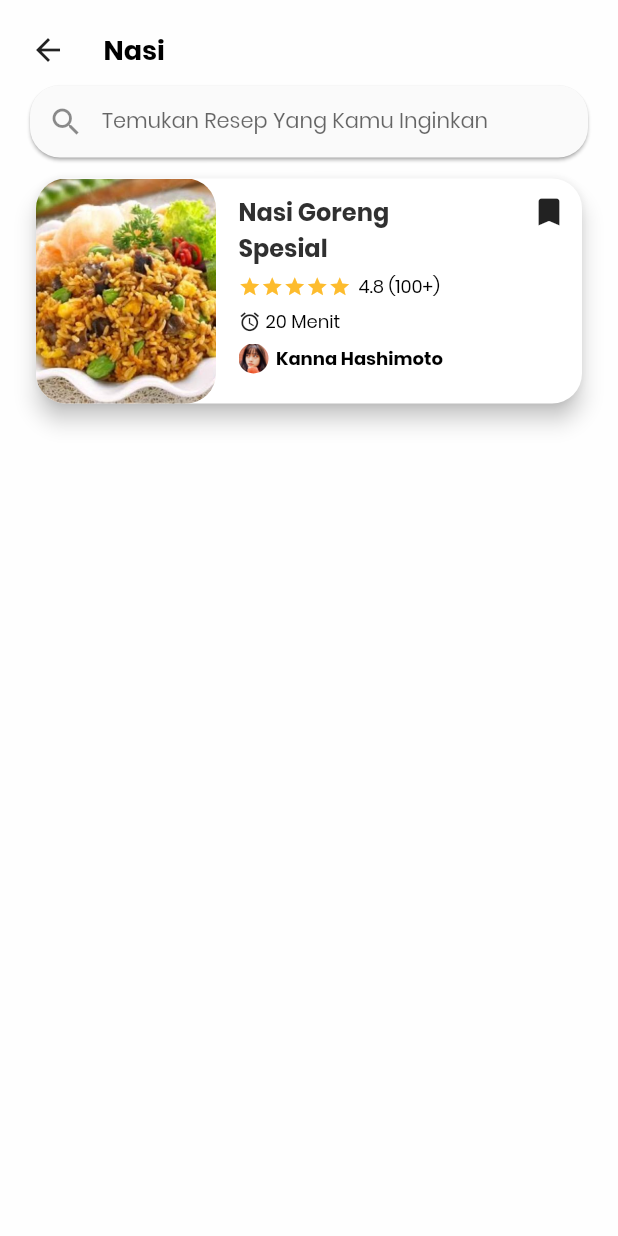
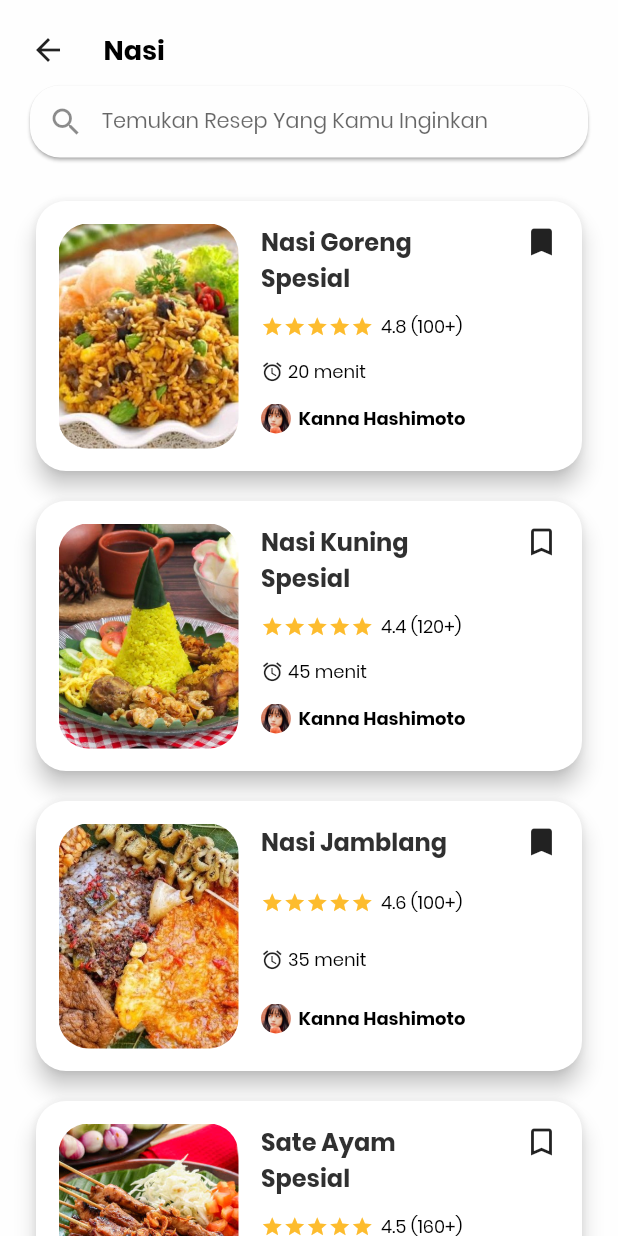
Before and after one commit to ravihabibillah/recipe_app_ui, a Flutter app: the SearchList screen opened directly, on a phone screen of 412 x 824 dp. Run offline on Flutter 3.47's test engine with Material 2 defaults, Android fonts, the light colour scheme and no system bars; our stand-ins replace flutter_svg.

Commit message:
Search Card agak dinamis dan icon search bisa berpindah halaman

```diff
--- a/lib/main.dart
+++ b/lib/main.dart
@@ -10,7 +10,6 @@ import 'package:recipe_app_ui/widgets/recipe_card.dart';
 import './widgets/image_circle.dart';
 import './widgets/category_card.dart';
 
-var _currentIndex;
 void main() {
   runApp(const MyApp());
 }
@@ -30,7 +29,7 @@ class MyApp extends StatelessWidget {
         primarySwatch: Colors.blue,
         textTheme: const TextTheme(body1: TextStyle(color: kBodyTextColor)),
       ),
-      home: SearchList(),
+      home: HomePage(),
     );
   }
 }
--- a/lib/search_list.dart
+++ b/lib/search_list.dart
@@ -14,13 +14,19 @@ class _SearchListState extends State<SearchList> {
   Widget build(BuildContext context) {
     return Scaffold(
       body: SafeArea(
+        child: SingleChildScrollView(
           child: Padding(
             padding: const EdgeInsets.all(20.0),
             child: Column(
               children: [
                 Row(
                   children: [
-                  Icon(Icons.arrow_back),
+                    GestureDetector(
+                      onTap: () {
+                        Navigator.pop(context, true);
+                      },
+                      child: Icon(Icons.arrow_back),
+                    ),
                     SizedBox(
                       width: 25,
                     ),
@@ -36,6 +42,7 @@ class _SearchListState extends State<SearchList> {
                 Material(
                   shadowColor: kShadowColor,
                   elevation: 1,
+                  color: kBackgroundColor,
                   borderRadius: BorderRadius.all(Radius.circular(20)),
                   child: TextField(
                     decoration: InputDecoration(
@@ -47,17 +54,84 @@ class _SearchListState extends State<SearchList> {
                   ),
                 ),
                 SizedBox(
-                height: 10,
+                  height: 25,
                 ),
                 Column(
                   children: [
-                  Container(
+                    SearchCard(
+                      imageUrl:
+                          "assets/images/resep-nasi-goreng-petai-spesial-780x440.jpg",
+                      name: "Nasi Goreng Spesial",
+                      rating: "4.8",
+                      totalRating: "100+",
+                      time: "20 menit",
+                      bookmark: true,
+                    ),
+                    SearchCard(
+                      imageUrl: "assets/images/Nasi Kuning.jpg",
+                      name: "Nasi Kuning Spesial",
+                      rating: "4.4",
+                      totalRating: "120+",
+                      time: "45 menit",
+                      bookmark: false,
+                    ),
+                    SearchCard(
+                      imageUrl: "assets/images/Nasi Jamblang.jpg",
+                      name: "Nasi Jamblang",
+                      rating: "4.6",
+                      totalRating: "100+",
+                      time: "35 menit",
+                      bookmark: true,
+                    ),
+                    SearchCard(
+                      imageUrl: "assets/images/sate-ayam.jpg",
+                      name: "Sate Ayam Spesial",
+                      rating: "4.5",
+                      totalRating: "160+",
+                      time: "40 menit",
+                      bookmark: false,
+                    )
+                  ],
+                )
+              ],
+            ),
+          ),
+        ),
+      ),
+    );
+  }
+}
+
+class SearchCard extends StatelessWidget {
+  final String imageUrl;
+  final String name;
+  final String rating;
+  final String totalRating;
+  final String time;
+  final bool bookmark;
+
+  const SearchCard({
+    Key? key,
+    required this.imageUrl,
+    required this.name,
+    required this.rating,
+    required this.totalRating,
+    required this.time,
+    required this.bookmark,
+  }) : super(key: key);
+
+  @override
+  Widget build(BuildContext context) {
+    return Container(
+      margin: EdgeInsets.only(bottom: 12),
       width: double.infinity,
       child: Card(
         elevation: 6,
         shape: RoundedRectangleBorder(
           borderRadius: BorderRadius.circular(20),
         ),
+        child: Padding(
+          padding: const EdgeInsets.all(15.0),
           child: Row(
             crossAxisAlignment: CrossAxisAlignment.start,
             children: [
@@ -65,26 +139,26 @@ class _SearchListState extends State<SearchList> {
                 height: 150,
                 width: 120,
                 child: ClipRRect(
-                              borderRadius:
-                                  BorderRadius.all(Radius.circular(20)),
+                  borderRadius: BorderRadius.all(Radius.circular(20)),
                   child: Image.asset(
-                                "assets/images/resep-nasi-goreng-petai-spesial-780x440.jpg",
+                    imageUrl,
                     fit: BoxFit.cover,
                   ),
                 ),
               ),
               Container(
-                            padding:
-                                const EdgeInsets.only(top: 10.0, left: 15.0),
-                            height: 130,
+                padding: const EdgeInsets.only(left: 15.0),
+                height: 140,
+                width: 150,
                 child: Column(
                   crossAxisAlignment: CrossAxisAlignment.start,
-                              mainAxisSize: MainAxisSize.max,
                   mainAxisAlignment: MainAxisAlignment.spaceBetween,
                   children: [
-                                Text(
-                                  "Nasi Goreng\nSpesial",
+                    Flexible(
+                      child: Text(
+                        name,
                         style: kTitleTextStyle.copyWith(fontSize: 16),
+                      ),
                     ),
                     Row(
                       children: [
@@ -115,7 +189,7 @@ class _SearchListState extends State<SearchList> {
                         ),
                         SizedBox(width: 5),
                         Text(
-                                      "4.8 (100+)",
+                          "$rating ($totalRating)",
                           style: kSubTextStyle.copyWith(
                               fontSize: 12, color: Colors.black),
                         )
@@ -129,7 +203,7 @@ class _SearchListState extends State<SearchList> {
                         ),
                         SizedBox(width: 3),
                         Text(
-                                      "20 Menit",
+                          time,
                           style: kSubTextStyle.copyWith(
                               fontSize: 12, color: Colors.black),
                         ),
@@ -147,8 +221,7 @@ class _SearchListState extends State<SearchList> {
                         Text(
                           "Kanna Hashimoto",
                           style: TextStyle(
-                                          fontSize: 12,
-                                          fontWeight: FontWeight.w600),
+                              fontSize: 12, fontWeight: FontWeight.w600),
                         )
                       ],
                     )
@@ -156,19 +229,10 @@ class _SearchListState extends State<SearchList> {
                 ),
               ),
               Spacer(),
-                          Padding(
-                            padding: const EdgeInsets.all(10.0),
-                            child: Row(
+              Row(
                 mainAxisAlignment: MainAxisAlignment.end,
                 children: [
-                                Icon(Icons.bookmark),
-                              ],
-                            ),
-                          )
-                        ],
-                      ),
-                    ),
-                  )
+                  bookmark ? Icon(Icons.bookmark) : Icon(Icons.bookmark_outline)
                 ],
               )
             ],
--- a/lib/widgets/header.dart
+++ b/lib/widgets/header.dart
@@ -1,4 +1,5 @@
 import 'package:flutter/material.dart';
+import 'package:recipe_app_ui/search_list.dart';
 
 import 'image_circle.dart';
 
@@ -34,7 +35,19 @@ class myHeader extends StatelessWidget {
             ],
           ),
           Spacer(),
-          Icon(Icons.search),
+          GestureDetector(
+            onTap: () {
+              Navigator.push(
+                context,
+                MaterialPageRoute(
+                  builder: (context) {
+                    return SearchList();
+                  },
+                ),
+              );
+            },
+            child: Icon(Icons.search),
+          ),
           SizedBox(width: 10),
           Icon(Icons.light_mode)
         ],
```
Lines whose indentation alone changed are shown as unchanged.
